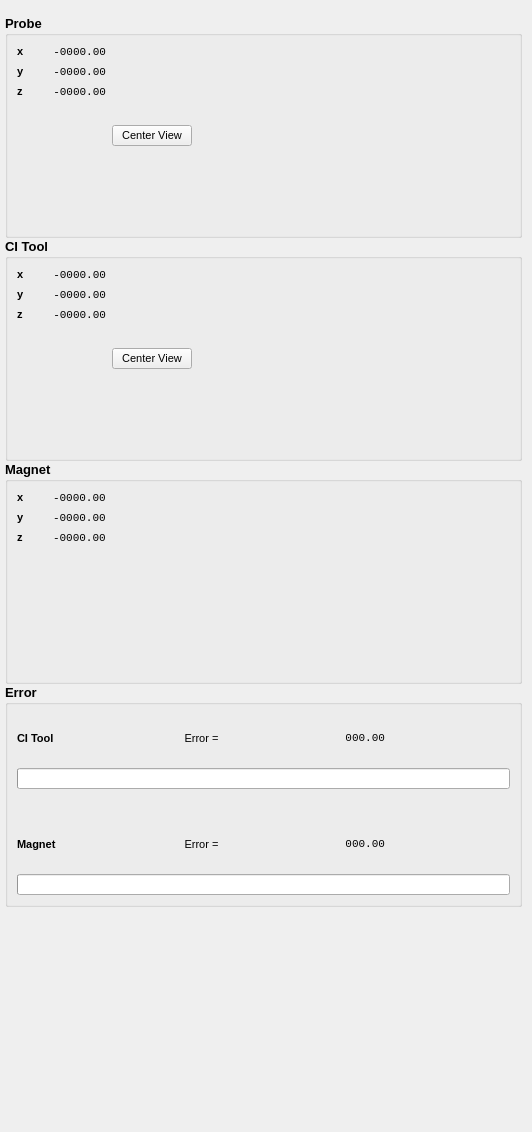
The window that vtk_test/Info.ui (tlbruns/CI-Guidance) describes before a commit, drawn with Qt 5.
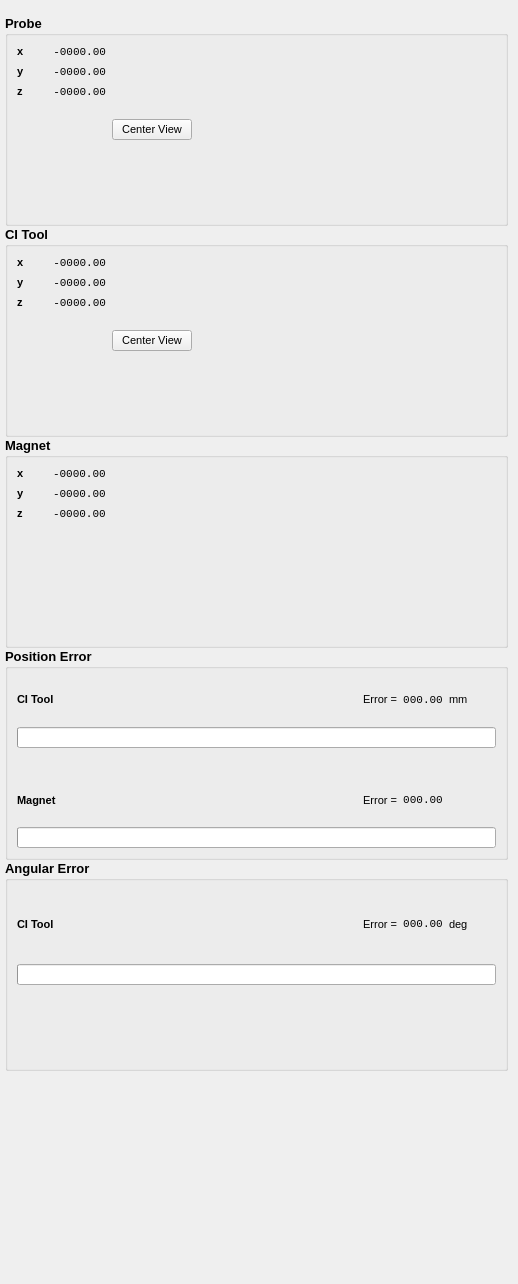
The same window after the commit. Icons and pictures are not drawn.

```diff
--- a/vtk_test/Info.ui
+++ b/vtk_test/Info.ui
@@ -6,8 +6,8 @@
    <rect>
     <x>0</x>
     <y>0</y>
-    <width>532</width>
-    <height>1132</height>
+    <width>518</width>
+    <height>1284</height>
    </rect>
   </property>
   <property name="windowTitle">
@@ -499,9 +499,121 @@
       </font>
      </property>
      <property name="title">
-      <string>Error</string>
+      <string>Position Error</string>
      </property>
      <layout class="QGridLayout" name="gridLayout">
+      <item row="0" column="3">
+       <widget class="QLabel" name="label_ci_err_pos">
+        <property name="font">
+         <font>
+          <family>Lucida Console</family>
+          <pointsize>8</pointsize>
+          <weight>50</weight>
+          <bold>false</bold>
+         </font>
+        </property>
+        <property name="text">
+         <string>000.00</string>
+        </property>
+        <property name="alignment">
+         <set>Qt::AlignCenter</set>
+        </property>
+       </widget>
+      </item>
+      <item row="3" column="6">
+       <widget class="QLabel" name="label_mag_status">
+        <property name="font">
+         <font>
+          <pointsize>8</pointsize>
+          <weight>50</weight>
+          <bold>false</bold>
+         </font>
+        </property>
+        <property name="text">
+         <string/>
+        </property>
+        <property name="alignment">
+         <set>Qt::AlignRight|Qt::AlignTrailing|Qt::AlignVCenter</set>
+        </property>
+       </widget>
+      </item>
+      <item row="0" column="0">
+       <widget class="QLabel" name="label_text_CITool_pos">
+        <property name="font">
+         <font>
+          <pointsize>8</pointsize>
+         </font>
+        </property>
+        <property name="text">
+         <string>CI Tool</string>
+        </property>
+       </widget>
+      </item>
+      <item row="1" column="0" colspan="7">
+       <widget class="QProgressBar" name="progressBar_CI_err_pos">
+        <property name="sizePolicy">
+         <sizepolicy hsizetype="Expanding" vsizetype="Fixed">
+          <horstretch>0</horstretch>
+          <verstretch>0</verstretch>
+         </sizepolicy>
+        </property>
+        <property name="font">
+         <font>
+          <pointsize>8</pointsize>
+         </font>
+        </property>
+        <property name="value">
+         <number>0</number>
+        </property>
+        <property name="textVisible">
+         <bool>false</bool>
+        </property>
+        <property name="format">
+         <string/>
+        </property>
+       </widget>
+      </item>
+      <item row="4" column="0" colspan="7">
+       <widget class="QProgressBar" name="progressBar_mag_err">
+        <property name="font">
+         <font>
+          <pointsize>8</pointsize>
+         </font>
+        </property>
+        <property name="value">
+         <number>0</number>
+        </property>
+        <property name="textVisible">
+         <bool>false</bool>
+        </property>
+        <property name="invertedAppearance">
+         <bool>false</bool>
+        </property>
+        <property name="textDirection">
+         <enum>QProgressBar::BottomToTop</enum>
+        </property>
+        <property name="format">
+         <string/>
+        </property>
+       </widget>
+      </item>
+      <item row="0" column="6">
+       <widget class="QLabel" name="label_ci_status">
+        <property name="font">
+         <font>
+          <pointsize>8</pointsize>
+          <weight>50</weight>
+          <bold>false</bold>
+         </font>
+        </property>
+        <property name="text">
+         <string/>
+        </property>
+        <property name="alignment">
+         <set>Qt::AlignRight|Qt::AlignTrailing|Qt::AlignVCenter</set>
+        </property>
+       </widget>
+      </item>
       <item row="3" column="0">
        <widget class="QLabel" name="label_text_Magnet">
         <property name="font">
@@ -514,42 +626,25 @@
         </property>
        </widget>
       </item>
-      <item row="3" column="2">
-       <widget class="QLabel" name="label_mag_err">
-        <property name="font">
-         <font>
-          <family>Lucida Console</family>
-          <pointsize>8</pointsize>
-          <weight>50</weight>
-          <bold>false</bold>
-         </font>
-        </property>
-        <property name="text">
-         <string>000.00</string>
-        </property>
-        <property name="alignment">
-         <set>Qt::AlignRight|Qt::AlignTrailing|Qt::AlignVCenter</set>
-        </property>
-       </widget>
-      </item>
       <item row="3" column="3">
-       <widget class="QLabel" name="label_mag_status">
+       <widget class="QLabel" name="label_mag_err">
         <property name="font">
          <font>
+          <family>Lucida Console</family>
           <pointsize>8</pointsize>
           <weight>50</weight>
           <bold>false</bold>
          </font>
         </property>
         <property name="text">
-         <string/>
+         <string>000.00</string>
         </property>
         <property name="alignment">
-         <set>Qt::AlignRight|Qt::AlignTrailing|Qt::AlignVCenter</set>
+         <set>Qt::AlignCenter</set>
         </property>
        </widget>
       </item>
-      <item row="2" column="0" colspan="4">
+      <item row="2" column="0" colspan="7">
        <spacer name="verticalSpacer">
         <property name="orientation">
          <enum>Qt::Vertical</enum>
@@ -565,102 +660,7 @@
         </property>
        </spacer>
       </item>
-      <item row="1" column="0" colspan="4">
-       <widget class="QProgressBar" name="progressBar_CI_err">
-        <property name="sizePolicy">
-         <sizepolicy hsizetype="Expanding" vsizetype="Fixed">
-          <horstretch>0</horstretch>
-          <verstretch>0</verstretch>
-         </sizepolicy>
-        </property>
-        <property name="font">
-         <font>
-          <pointsize>8</pointsize>
-         </font>
-        </property>
-        <property name="value">
-         <number>0</number>
-        </property>
-        <property name="textVisible">
-         <bool>false</bool>
-        </property>
-        <property name="format">
-         <string/>
-        </property>
-       </widget>
-      </item>
-      <item row="0" column="3">
-       <widget class="QLabel" name="label_ci_status">
-        <property name="font">
-         <font>
-          <pointsize>8</pointsize>
-          <weight>50</weight>
-          <bold>false</bold>
-         </font>
-        </property>
-        <property name="text">
-         <string/>
-        </property>
-        <property name="alignment">
-         <set>Qt::AlignRight|Qt::AlignTrailing|Qt::AlignVCenter</set>
-        </property>
-       </widget>
-      </item>
-      <item row="0" column="0">
-       <widget class="QLabel" name="label_text_CITool">
-        <property name="font">
-         <font>
-          <pointsize>8</pointsize>
-         </font>
-        </property>
-        <property name="text">
-         <string>CI Tool</string>
-        </property>
-       </widget>
-      </item>
       <item row="0" column="2">
-       <widget class="QLabel" name="label_ci_err">
-        <property name="font">
-         <font>
-          <family>Lucida Console</family>
-          <pointsize>8</pointsize>
-          <weight>50</weight>
-          <bold>false</bold>
-         </font>
-        </property>
-        <property name="text">
-         <string>000.00</string>
-        </property>
-        <property name="alignment">
-         <set>Qt::AlignRight|Qt::AlignTrailing|Qt::AlignVCenter</set>
-        </property>
-       </widget>
-      </item>
-      <item row="4" column="0" colspan="4">
-       <widget class="QProgressBar" name="progressBar_mag_err">
-        <property name="font">
-         <font>
-          <pointsize>8</pointsize>
-         </font>
-        </property>
-        <property name="value">
-         <number>0</number>
-        </property>
-        <property name="textVisible">
-         <bool>false</bool>
-        </property>
-        <property name="invertedAppearance">
-         <bool>false</bool>
-        </property>
-        <property name="textDirection">
-         <enum>QProgressBar::BottomToTop</enum>
-        </property>
-        <property name="format">
-         <string/>
-        </property>
-       </widget>
-      </item>
-      <item row="0" column="1">
        <widget class="QLabel" name="label_text_error2_2">
         <property name="font">
          <font>
@@ -674,11 +674,11 @@
          <string>Error =</string>
         </property>
         <property name="alignment">
-         <set>Qt::AlignCenter</set>
+         <set>Qt::AlignRight|Qt::AlignTrailing|Qt::AlignVCenter</set>
         </property>
        </widget>
       </item>
-      <item row="3" column="1">
+      <item row="3" column="2">
        <widget class="QLabel" name="label_text_error2">
         <property name="font">
          <font>
@@ -691,10 +691,239 @@
          <string>Error =</string>
         </property>
         <property name="alignment">
+         <set>Qt::AlignRight|Qt::AlignTrailing|Qt::AlignVCenter</set>
+        </property>
+       </widget>
+      </item>
+      <item row="0" column="4">
+       <widget class="QLabel" name="label_text_error2_3">
+        <property name="font">
+         <font>
+          <pointsize>8</pointsize>
+          <weight>50</weight>
+          <italic>false</italic>
+          <bold>false</bold>
+         </font>
+        </property>
+        <property name="text">
+         <string>mm</string>
+        </property>
+        <property name="alignment">
+         <set>Qt::AlignLeading|Qt::AlignLeft|Qt::AlignVCenter</set>
+        </property>
+       </widget>
+      </item>
+      <item row="0" column="1">
+       <spacer name="horizontalSpacer_4">
+        <property name="orientation">
+         <enum>Qt::Horizontal</enum>
+        </property>
+        <property name="sizeHint" stdset="0">
+         <size>
+          <width>40</width>
+          <height>20</height>
+         </size>
+        </property>
+       </spacer>
+      </item>
+      <item row="3" column="1">
+       <spacer name="horizontalSpacer_5">
+        <property name="orientation">
+         <enum>Qt::Horizontal</enum>
+        </property>
+        <property name="sizeHint" stdset="0">
+         <size>
+          <width>40</width>
+          <height>20</height>
+         </size>
+        </property>
+       </spacer>
+      </item>
+      <item row="0" column="5">
+       <spacer name="horizontalSpacer_7">
+        <property name="orientation">
+         <enum>Qt::Horizontal</enum>
+        </property>
+        <property name="sizeType">
+         <enum>QSizePolicy::Fixed</enum>
+        </property>
+        <property name="sizeHint" stdset="0">
+         <size>
+          <width>10</width>
+          <height>20</height>
+         </size>
+        </property>
+       </spacer>
+      </item>
+     </layout>
+    </widget>
+   </item>
+   <item>
+    <widget class="QGroupBox" name="ErrorBox_angle">
+     <property name="font">
+      <font>
+       <pointsize>10</pointsize>
+       <weight>75</weight>
+       <bold>true</bold>
+      </font>
+     </property>
+     <property name="title">
+      <string>Angular Error</string>
+     </property>
+     <layout class="QGridLayout" name="gridLayout_4">
+      <item row="0" column="3">
+       <widget class="QLabel" name="label_ci_err_ang">
+        <property name="font">
+         <font>
+          <family>Lucida Console</family>
+          <pointsize>8</pointsize>
+          <weight>50</weight>
+          <bold>false</bold>
+         </font>
+        </property>
+        <property name="text">
+         <string>000.00</string>
+        </property>
+        <property name="alignment">
          <set>Qt::AlignCenter</set>
         </property>
        </widget>
       </item>
+      <item row="1" column="0" colspan="7">
+       <widget class="QProgressBar" name="progressBar_CI_err_ang">
+        <property name="sizePolicy">
+         <sizepolicy hsizetype="Expanding" vsizetype="Fixed">
+          <horstretch>0</horstretch>
+          <verstretch>0</verstretch>
+         </sizepolicy>
+        </property>
+        <property name="font">
+         <font>
+          <pointsize>8</pointsize>
+         </font>
+        </property>
+        <property name="value">
+         <number>0</number>
+        </property>
+        <property name="textVisible">
+         <bool>false</bool>
+        </property>
+        <property name="format">
+         <string/>
+        </property>
+       </widget>
+      </item>
+      <item row="0" column="4">
+       <widget class="QLabel" name="label_text_error2_4">
+        <property name="font">
+         <font>
+          <pointsize>8</pointsize>
+          <weight>50</weight>
+          <italic>false</italic>
+          <bold>false</bold>
+         </font>
+        </property>
+        <property name="text">
+         <string>deg</string>
+        </property>
+        <property name="alignment">
+         <set>Qt::AlignLeading|Qt::AlignLeft|Qt::AlignVCenter</set>
+        </property>
+       </widget>
+      </item>
+      <item row="0" column="1">
+       <spacer name="horizontalSpacer_6">
+        <property name="orientation">
+         <enum>Qt::Horizontal</enum>
+        </property>
+        <property name="sizeHint" stdset="0">
+         <size>
+          <width>40</width>
+          <height>20</height>
+         </size>
+        </property>
+       </spacer>
+      </item>
+      <item row="0" column="6">
+       <widget class="QLabel" name="label_ci_status_ang">
+        <property name="font">
+         <font>
+          <pointsize>8</pointsize>
+          <weight>50</weight>
+          <bold>false</bold>
+         </font>
+        </property>
+        <property name="text">
+         <string/>
+        </property>
+        <property name="alignment">
+         <set>Qt::AlignRight|Qt::AlignTrailing|Qt::AlignVCenter</set>
+        </property>
+       </widget>
+      </item>
+      <item row="0" column="2">
+       <widget class="QLabel" name="label_text_error2_5">
+        <property name="font">
+         <font>
+          <pointsize>8</pointsize>
+          <weight>50</weight>
+          <italic>false</italic>
+          <bold>false</bold>
+         </font>
+        </property>
+        <property name="text">
+         <string>Error =</string>
+        </property>
+        <property name="alignment">
+         <set>Qt::AlignRight|Qt::AlignTrailing|Qt::AlignVCenter</set>
+        </property>
+       </widget>
+      </item>
+      <item row="2" column="6">
+       <widget class="QLabel" name="label_mag_status_3">
+        <property name="font">
+         <font>
+          <pointsize>8</pointsize>
+          <weight>50</weight>
+          <bold>false</bold>
+         </font>
+        </property>
+        <property name="text">
+         <string/>
+        </property>
+        <property name="alignment">
+         <set>Qt::AlignRight|Qt::AlignTrailing|Qt::AlignVCenter</set>
+        </property>
+       </widget>
+      </item>
+      <item row="0" column="0">
+       <widget class="QLabel" name="label_text_CITool_ang">
+        <property name="font">
+         <font>
+          <pointsize>8</pointsize>
+         </font>
+        </property>
+        <property name="text">
+         <string>CI Tool</string>
+        </property>
+       </widget>
+      </item>
+      <item row="0" column="5">
+       <spacer name="horizontalSpacer_8">
+        <property name="orientation">
+         <enum>Qt::Horizontal</enum>
+        </property>
+        <property name="sizeType">
+         <enum>QSizePolicy::Fixed</enum>
+        </property>
+        <property name="sizeHint" stdset="0">
+         <size>
+          <width>10</width>
+          <height>20</height>
+         </size>
+        </property>
+       </spacer>
+      </item>
      </layout>
     </widget>
    </item>
```
Left out of the diff: 2 changed lines with no effect on the pictures.
